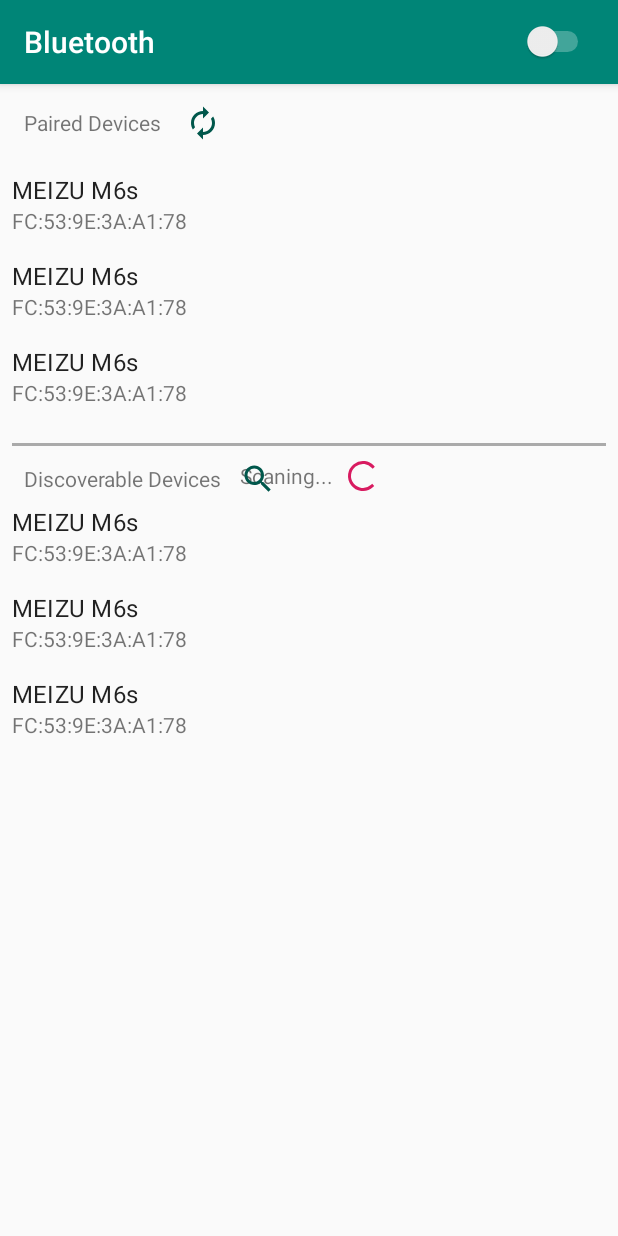
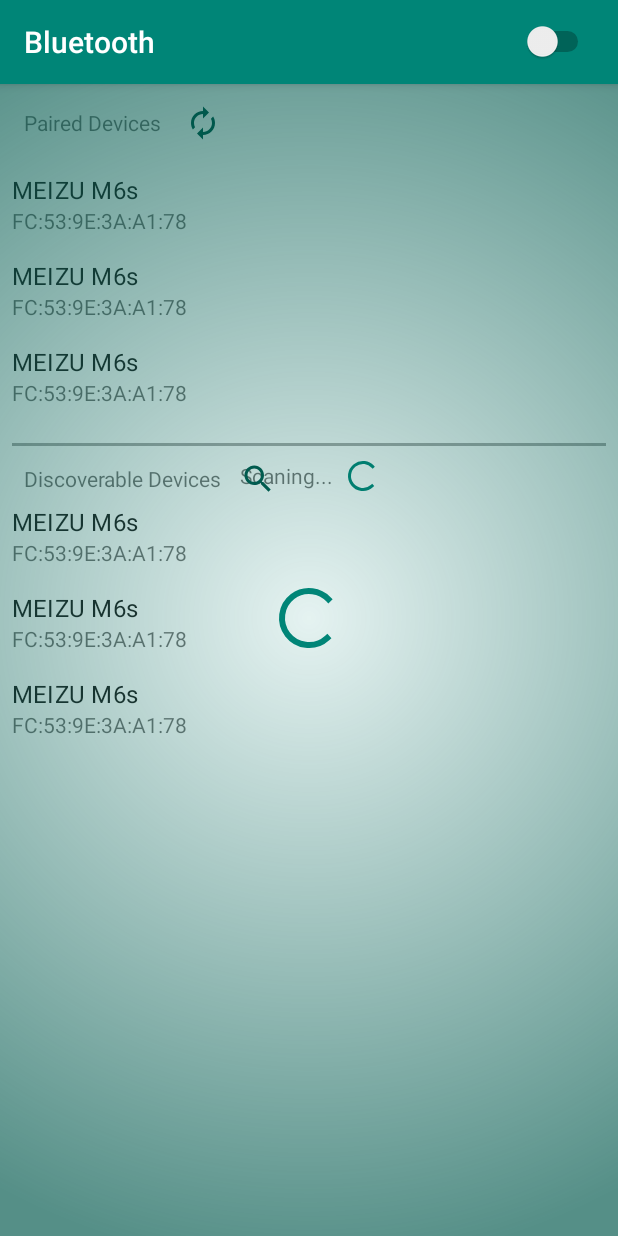
Before and after one commit to AlexeyKatsuro/BTEx, an Android app: the layout fragment_setting.xml on its own in the app's theme, with its tools: preview values and no code run, on a phone screen of 412 x 824 dp. Run offline under Robolectric (Android 15) with nearby library versions, the phone set to English and light mode, and no system bars.

Commit message:
create progress screen and connections callbacks

```diff
--- a/app/src/main/java/com/e/btex/data/StatusResponse.kt
+++ b/app/src/main/java/com/e/btex/data/StatusResponse.kt
@@ -18,5 +18,4 @@ data class StatusResponse(val byteArray: ByteArray,
                           val pm25: Short = byteArray.sliceArray(17..18).toShort(),
                           val pm10: Short = byteArray.sliceArray(19..20).toShort(),
                           val tvoc: Short = byteArray.sliceArray(21..22).toShort()
-
-    )
+)
--- a/app/src/main/java/com/e/btex/ui/GraphFragment.kt
+++ b/app/src/main/java/com/e/btex/ui/GraphFragment.kt
@@ -39,9 +39,6 @@ class GraphFragment: Fragment() {
     override fun onViewCreated(view: View, savedInstanceState: Bundle?) {
         super.onViewCreated(view, savedInstanceState)
 
-        binding.button.setOnClickListener {
-
-        }
     }
 
 }
--- /dev/null
+++ b/app/src/main/res/drawable/locked_bg.xml
@@ -0,0 +1,10 @@
+<?xml version="1.0" encoding="utf-8"?>
+<shape xmlns:android="http://schemas.android.com/apk/res/android"
+android:shape="rectangle">
+    <gradient
+        android:type="radial"
+        android:gradientRadius="650"
+        android:endColor="#AA00574B"
+        android:startColor="#1A008577"/>
+
+</shape>
--- a/app/src/main/res/layout/fragment_setting.xml
+++ b/app/src/main/res/layout/fragment_setting.xml
@@ -5,9 +5,13 @@
 
     <data>
 
+        <import type="android.view.View" />
         <variable
             name="isScaning"
             type="Boolean" />
+        <variable
+            name="isConnecting"
+            type="Boolean"/>
     </data>
 
     <androidx.coordinatorlayout.widget.CoordinatorLayout
@@ -146,5 +150,18 @@
 
             </androidx.constraintlayout.widget.ConstraintLayout>
         </androidx.core.widget.NestedScrollView>
+
+
+        <FrameLayout
+            android:layout_width="match_parent"
+            android:layout_height="match_parent"
+            android:visibility="@{isConnecting ? View.VISIBLE : View.GONE }"
+            android:background="@drawable/locked_bg">
+            <ProgressBar
+                android:layout_width="wrap_content"
+                android:layout_height="wrap_content"
+                android:layout_gravity="center"/>
+        </FrameLayout>
+
     </androidx.coordinatorlayout.widget.CoordinatorLayout>
 </layout>
--- a/app/src/main/res/layout/include_app_bar.xml
+++ b/app/src/main/res/layout/include_app_bar.xml
@@ -20,6 +20,7 @@
             android:id="@+id/toolBar"
             android:layout_width="match_parent"
             android:layout_height="match_parent"
+            android:theme="@style/ThemeOverlay.MaterialComponents.Dark.ActionBar"
             app:navigationIcon="@{icon}"
             app:title="@{title}">
 
--- a/app/src/main/res/layout/include_app_bar_bt.xml
+++ b/app/src/main/res/layout/include_app_bar_bt.xml
@@ -20,6 +20,7 @@
             android:id="@+id/toolBar"
             android:layout_width="match_parent"
             android:layout_height="match_parent"
+            android:theme="@style/ThemeOverlay.MaterialComponents.Dark.ActionBar"
             app:contentInsetRight="@dimen/margin_normal"
             app:navigationIcon="@{icon}"
             app:title="Bluetooth">
@@ -39,7 +40,7 @@
 
                 <Switch
                     android:id="@+id/bt_switch"
-
+                    android:theme="@style/SwitchTheme"
                     android:layout_gravity="end|center_vertical"
                     android:layout_width="wrap_content"
                     android:layout_height="wrap_content" />
--- a/app/src/main/res/menu/main_menu.xml
+++ b/app/src/main/res/menu/main_menu.xml
@@ -5,7 +5,7 @@
     <item
         android:id="@+id/action_setting"
         android:title="@string/setting"
-        android:icon="@drawable/ic_settings"
+        android:icon="@drawable/ic_settingbt"
         app:showAsAction="ifRoom"/>
 
 </menu>
--- a/app/src/main/res/values/colors.xml
+++ b/app/src/main/res/values/colors.xml
@@ -1,6 +1,6 @@
 <?xml version="1.0" encoding="utf-8"?>
 <resources>
-    <color name="colorPrimary">#008577</color>
+    <color name="colorPrimary">#ffffff</color>
     <color name="colorPrimaryDark">#00574B</color>
-    <color name="colorAccent">#D81B60</color>
+    <color name="colorAccent">#008577</color>
 </resources>
--- a/app/src/main/res/values/styles.xml
+++ b/app/src/main/res/values/styles.xml
@@ -1,11 +1,28 @@
 <resources>
 
     <!-- Base application theme. -->
-    <style name="AppTheme" parent="Theme.AppCompat.Light.NoActionBar">
+    <style name="AppTheme" parent="Theme.MaterialComponents.Light.NoActionBar">
         <!-- Customize your theme here. -->
         <item name="colorPrimary">@color/colorPrimary</item>
         <item name="colorPrimaryDark">@color/colorPrimaryDark</item>
         <item name="colorAccent">@color/colorAccent</item>
+        <item name="toolbarStyle">@style/Widget.App.Toolbar</item>
     </style>
 
+
+
+    <style name="Widget.App" parent="@android:style/Widget"/>
+
+    <style name="Widget.App.Toolbar" parent="Widget.MaterialComponents.Toolbar">
+        <item name="android:background">@color/colorAccent</item>
+    </style>
+
+    <style name="SwitchTheme" parent="Theme.MaterialComponents.Light.NoActionBar">
+        <item name="colorPrimary">@color/colorAccent</item>
+        <item name="colorPrimaryDark">@color/colorPrimaryDark</item>
+        <item name="colorAccent">@color/colorPrimary</item>
+    </style>
+
+
+
 </resources>
```
Also changed, not shown: app/src/main/java/com/e/btex/connection/BluetoothConnectionService.kt (+6 -25 lines), app/src/main/java/com/e/btex/connection/ConnectThread.kt (+11 -10 lines), app/src/main/java/com/e/btex/connection/ConnectedThread.kt (+11 -13 lines), app/src/main/java/com/e/btex/ui/SettingFragment.kt (+33 -7 lines), app/src/main/java/com/e/btex/ui/common/BtConnectionListener.kt (added, +12 -0 lines), app/src/main/res/drawable/ic_settingbt.xml (added, +27 -0 lines), app/src/main/res/layout/fragment_graph.xml (+26 -16 lines), app/src/main/res/values/strings.xml (+27 -0 lines).
